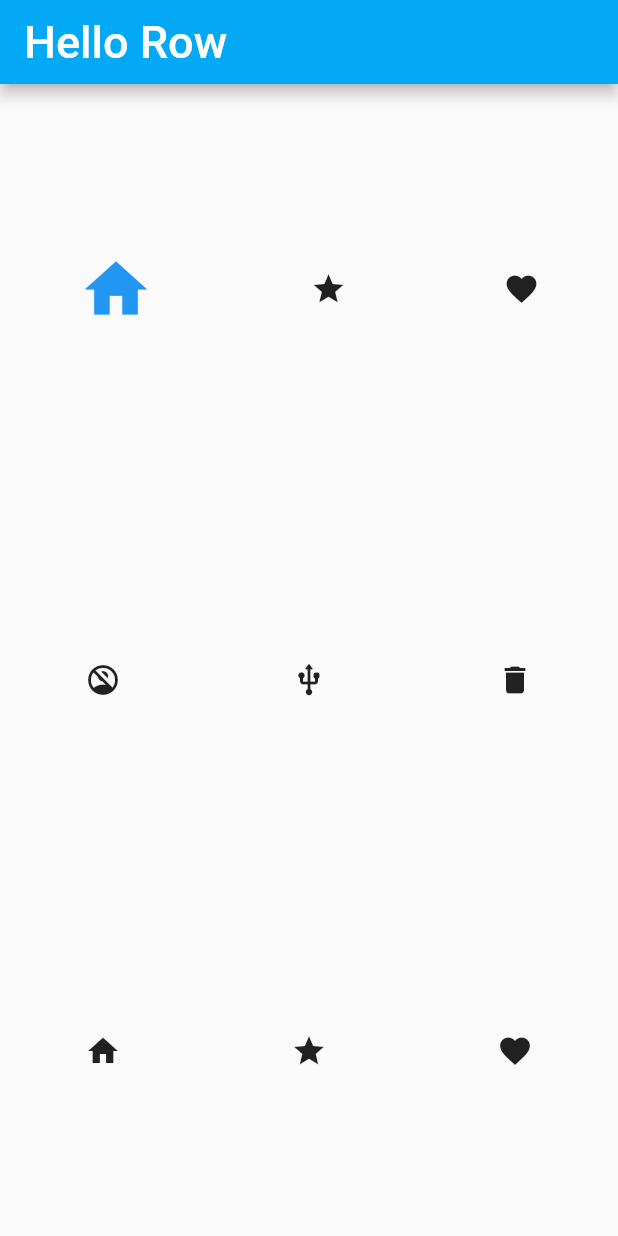
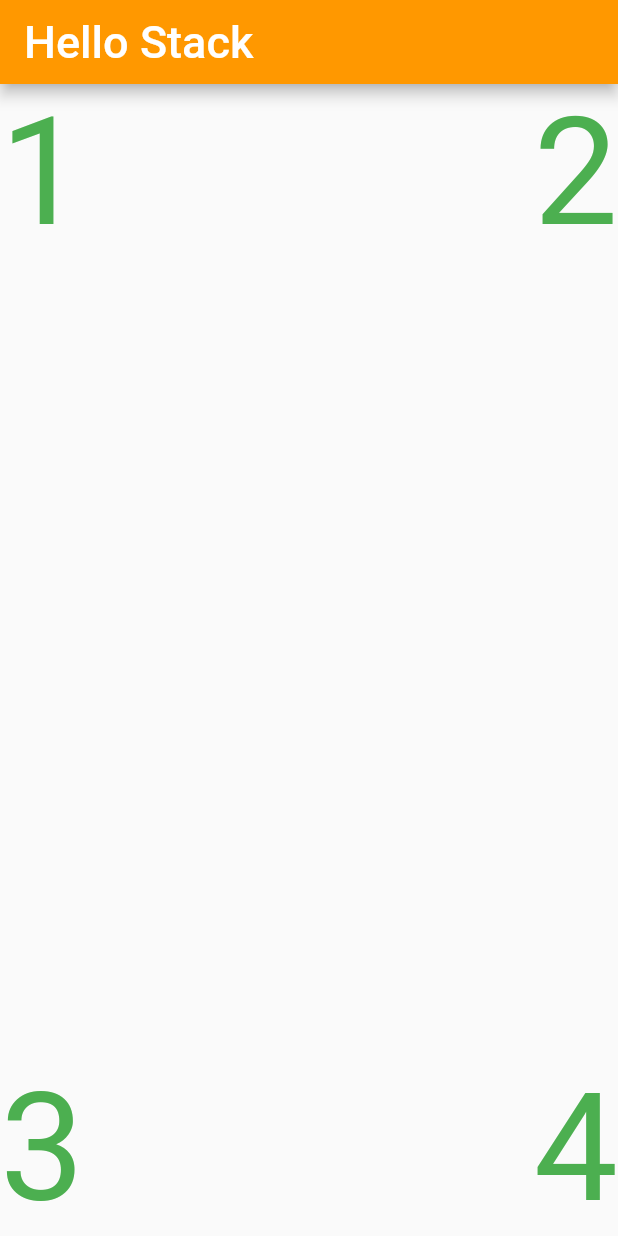
Before and after one commit to cp0418/flutter_basic, a Flutter app: the screen it shows after launch, on a phone screen of 412 x 824 dp. Run offline on Flutter 3.47's test engine with Material 2 defaults, Android fonts, the phone set to English and light mode, and no system bars.

Commit message:
Stack layout

```diff
--- a/lib/column_layout.dart
+++ b/lib/column_layout.dart
@@ -13,7 +13,7 @@ class _ColumnWIdgetPageState extends State<ColumnWIdgetPage> {
     return Scaffold(
       appBar: AppBar(
         title: Text(
-          'Hello Row',
+          'Hello Column',
           style: TextStyle(
             color: Colors.white,
             fontSize: 30,
--- a/lib/main.dart
+++ b/lib/main.dart
@@ -2,6 +2,7 @@ import 'package:flutter/material.dart';
 import 'package:flutter_layout/column_layout.dart';
 import 'package:flutter_layout/container_layout.dart';
 import 'package:flutter_layout/row_layout.dart';
+import 'package:flutter_layout/stack_layout.dart';
 import 'center_layout.dart';
 
 void main() {
@@ -17,7 +18,7 @@ class MyApp extends StatelessWidget {
       theme: ThemeData(
         primarySwatch: Colors.lightGreen,
       ),
-      home: ColumnWIdgetPage(),
+      home: StackWidgetPage(),
     );
   }
 }
--- /dev/null
+++ b/lib/stack_layout.dart
@@ -0,0 +1,75 @@
+import 'package:flutter/material.dart';
+
+class StackWidgetPage extends StatefulWidget {
+  StackWidgetPage({Key? key}) : super(key: key);
+
+  @override
+  _StackWidgetPageState createState() => _StackWidgetPageState();
+}
+
+class _StackWidgetPageState extends State<StackWidgetPage> {
+  @override
+  Widget build(BuildContext context) {
+    return Scaffold(
+      appBar: AppBar(
+        title: Text(
+          'Hello Stack',
+          style: TextStyle(
+            color: Colors.white,
+            fontSize: 30,
+          ),
+        ),
+        backgroundColor: Colors.orange,
+      ),
+      body: Stack(
+        fit: StackFit.expand,
+        children: [
+          Positioned(
+            top: 0,
+            left: 0,
+            child: Text(
+              '1',
+              style: TextStyle(
+                fontSize: 100,
+                color: Colors.green,
+              ),
+            ),
+          ),
+          Positioned(
+            top: 0,
+            right: 0,
+            child: Text(
+              '2',
+              style: TextStyle(
+                fontSize: 100,
+                color: Colors.green,
+              ),
+            ),
+          ),
+          Positioned(
+            bottom: 0,
+            left: 0,
+            child: Text(
+              '3',
+              style: TextStyle(
+                fontSize: 100,
+                color: Colors.green,
+              ),
+            ),
+          ),
+          Positioned(
+            bottom: 0,
+            right: 0,
+            child: Text(
+              '4',
+              style: TextStyle(
+                fontSize: 100,
+                color: Colors.green,
+              ),
+            ),
+          ),
+        ],
+      ),
+    );
+  }
+}
```
